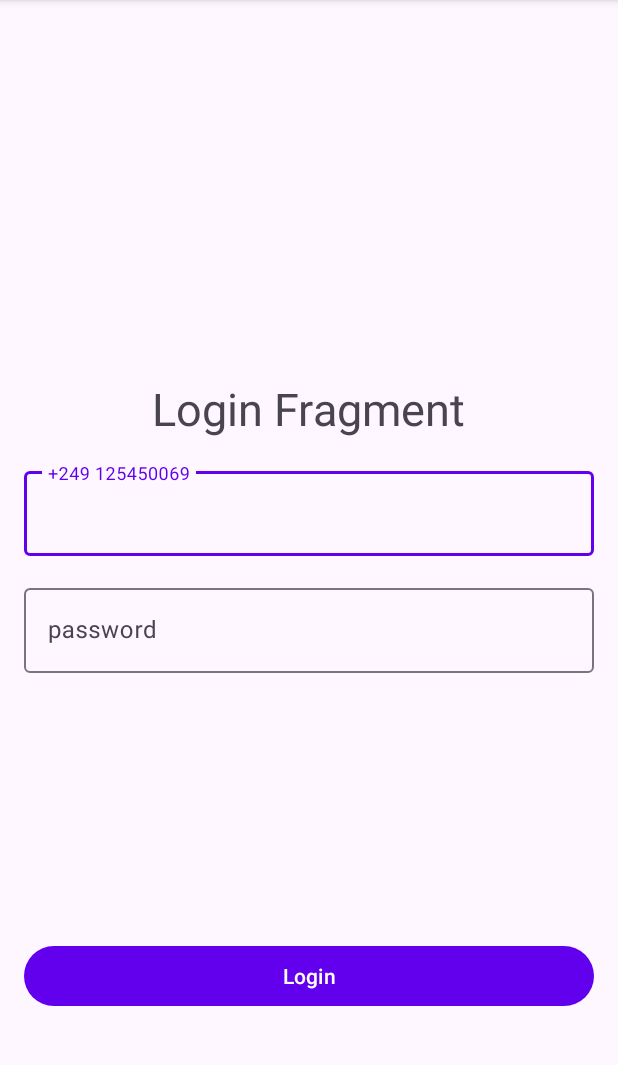
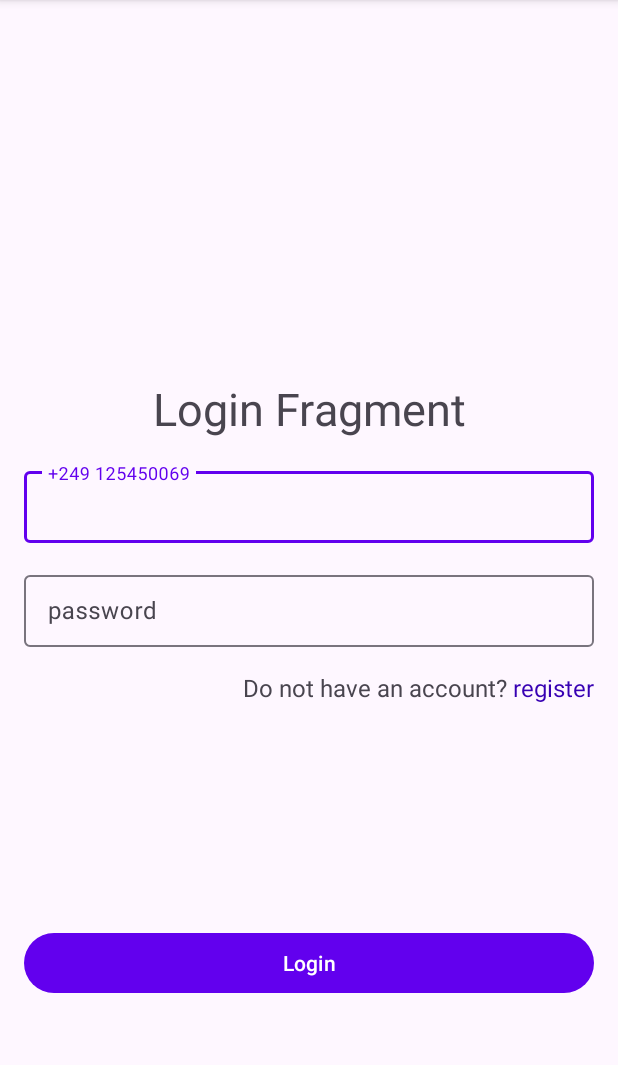
Before and after one commit to 3li-7assan-Dev1712/Marad, an Android app: the screen it shows after launch (MainActivity), on a phone screen of 412 x 824 dp, the part 96-1161 px from its top. Run offline under Robolectric (Android 15) with nearby library versions, the phone set to English and light mode, and no system bars; our stand-ins replace Dagger/Hilt's generated code.

Commit message:
added phone verification feature

```diff
--- a/app/build.gradle
+++ b/app/build.gradle
@@ -97,7 +97,10 @@ dependencies {
     implementation 'com.google.firebase:firebase-auth-ktx'
 
     // material design 3
-    implementation 'com.google.android.material:material:1.8.0-beta01'
+    implementation 'com.google.android.material:material:1.7.0-rc01'
+
+    // otp view
+//    implementation 'com.github.criminact:OTPView:1.0.1'
 }
 
 // Allow references to generated code
--- a/app/src/main/java/dev_ali_hassan/app/marad/ui/MainActivity.kt
+++ b/app/src/main/java/dev_ali_hassan/app/marad/ui/MainActivity.kt
@@ -2,13 +2,31 @@ package dev_ali_hassan.app.marad.ui
 
 import androidx.appcompat.app.AppCompatActivity
 import android.os.Bundle
+import android.util.Log
+import androidx.navigation.NavController
+import androidx.navigation.fragment.NavHostFragment
+import androidx.navigation.fragment.findNavController
 import dagger.hilt.android.AndroidEntryPoint
 import dev_ali_hassan.app.marad.R
 
 @AndroidEntryPoint
 class MainActivity : AppCompatActivity() {
+
+    private lateinit var navController: NavController
+
     override fun onCreate(savedInstanceState: Bundle?) {
         super.onCreate(savedInstanceState)
         setContentView(R.layout.activity_main)
+
+        val navHostFragment =
+            supportFragmentManager.findFragmentById(R.id.nav_host_fragment) as NavHostFragment
+
+        navController = navHostFragment.findNavController()
+
+    }
+
+    override fun onSupportNavigateUp(): Boolean {
+        Log.d("MainActivity", "onSupportNavigateUp: navigating up")
+        return navController.navigateUp() || super.onSupportNavigateUp()
     }
 }
--- a/app/src/main/java/dev_ali_hassan/app/marad/ui/register/PhoneVerificationFragment.kt
+++ /dev/null
@@ -1,4 +0,0 @@
-package dev_ali_hassan.app.marad.ui.register
-
-class PhoneVerificationFragment {
-}
--- a/app/src/main/res/layout/fragment_login.xml
+++ b/app/src/main/res/layout/fragment_login.xml
@@ -3,10 +3,9 @@
     xmlns:app="http://schemas.android.com/apk/res-auto"
     xmlns:tools="http://schemas.android.com/tools"
     android:layout_width="match_parent"
-    android:layout_height="match_parent"
-    tools:context=".ui.login.LoginFragment">
+    android:layout_height="match_parent">
 
-    <TextView
+    <com.google.android.material.textview.MaterialTextView
         android:id="@+id/textView"
         android:layout_width="wrap_content"
         android:layout_height="wrap_content"
@@ -15,11 +14,34 @@
         android:textSize="30sp"
         app:layout_constraintBottom_toBottomOf="parent"
         app:layout_constraintEnd_toEndOf="parent"
-        app:layout_constraintHorizontal_bias="0.497"
+        app:layout_constraintHorizontal_bias="0.5"
         app:layout_constraintStart_toStartOf="parent"
         app:layout_constraintTop_toTopOf="parent"
         app:layout_constraintVertical_bias="0.35000002" />
 
+    <com.google.android.material.textview.MaterialTextView
+        android:id="@+id/registerTv"
+        android:layout_width="wrap_content"
+        android:layout_height="wrap_content"
+        android:layout_marginTop="16dp"
+        android:layout_marginEnd="16dp"
+        android:clickable="true"
+        android:focusable="true"
+        android:text="register"
+        android:textColor="@color/purple_700"
+        android:textSize="16sp"
+        app:layout_constraintEnd_toEndOf="parent"
+        app:layout_constraintTop_toBottomOf="@id/textInputLayout_2" />
+
+    <com.google.android.material.textview.MaterialTextView
+        android:layout_width="wrap_content"
+        android:layout_height="wrap_content"
+        android:layout_marginTop="16dp"
+        android:layout_marginEnd="4dp"
+        android:text="Do not have an account?"
+        android:textSize="16sp"
+        app:layout_constraintEnd_toStartOf="@id/registerTv"
+        app:layout_constraintTop_toBottomOf="@id/textInputLayout_2" />
 
     <com.google.android.material.textfield.TextInputLayout
         android:id="@+id/textInputLayout"
@@ -37,7 +59,7 @@
             android:id="@+id/editTextPhoneNumber"
             style="@style/ThemeOverlay.Material3.TextInputEditText.FilledBox.Dense"
             android:layout_width="match_parent"
-            android:layout_height="wrap_content"
+            android:layout_height="48dp"
             android:ems="10"
             android:hint="+249 125450069"
             android:inputType="phone" />
@@ -61,7 +83,7 @@
             android:id="@+id/editTextTextPassword"
             style="@style/ThemeOverlay.Material3.TextInputEditText.OutlinedBox"
             android:layout_width="match_parent"
-            android:layout_height="wrap_content"
+            android:layout_height="48dp"
             android:ems="10"
             android:hint="password"
             android:inputType="textPassword" />
--- a/app/src/main/res/navigation/nav_graph.xml
+++ b/app/src/main/res/navigation/nav_graph.xml
@@ -9,5 +9,23 @@
         android:id="@+id/loginFragment"
         android:name="dev_ali_hassan.app.marad.ui.login.LoginFragment"
         android:label="fragment_login"
-        tools:layout="@layout/fragment_login" />
+        tools:layout="@layout/fragment_login" >
+        <action
+            android:id="@+id/action_loginFragment_to_registerFragment"
+            app:destination="@id/registerFragment"
+            app:popUpTo="@id/loginFragment" />
+    </fragment>
+    <fragment
+        android:id="@+id/registerFragment"
+        android:name="dev_ali_hassan.app.marad.ui.register.RegisterFragment"
+        android:label="RegisterFragment" >
+        <action
+            android:id="@+id/action_registerFragment_to_phoneVerificationFragment"
+            app:destination="@id/phoneVerificationFragment"
+            app:popUpTo="@id/registerFragment" />
+    </fragment>
+    <fragment
+        android:id="@+id/phoneVerificationFragment"
+        android:name="dev_ali_hassan.app.marad.ui.phoneverification.PhoneVerificationFragment"
+        android:label="PhoneVerificationFragment" />
 </navigation>
```
Also changed, not shown: app/src/main/java/dev_ali_hassan/app/marad/ui/login/LoginFragment.kt (+12 -0 lines), app/src/main/java/dev_ali_hassan/app/marad/ui/login/LoginViewModel.kt (+13 -3 lines), app/src/main/java/dev_ali_hassan/app/marad/ui/phoneverification/PhoneVerificationFragment.kt (added, +110 -0 lines), app/src/main/java/dev_ali_hassan/app/marad/ui/phoneverification/PhoneVerificationViewModel.kt (added, +24 -0 lines), app/src/main/java/dev_ali_hassan/app/marad/ui/register/RegisterFragment.kt (+37 -0 lines), app/src/main/java/dev_ali_hassan/app/marad/ui/register/RegisterViewModel.kt (+45 -1 lines), app/src/main/res/layout/fragment_phone_verification.xml (added, +35 -0 lines), app/src/main/res/layout/fragment_register.xml (+46 -19 lines).
